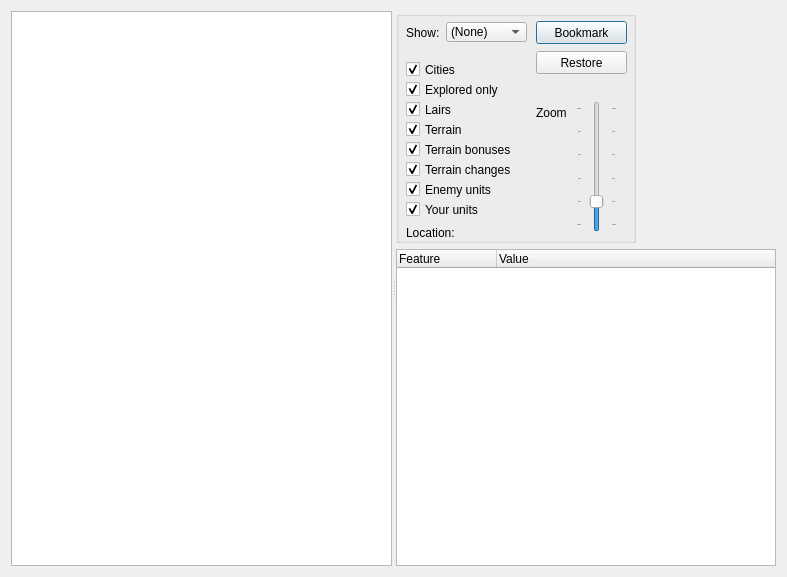
First picture: the form in QMoMDialogs/DialogBuildingTree.ui, repository jbalcomb/MoM-RTGT, before the edit.
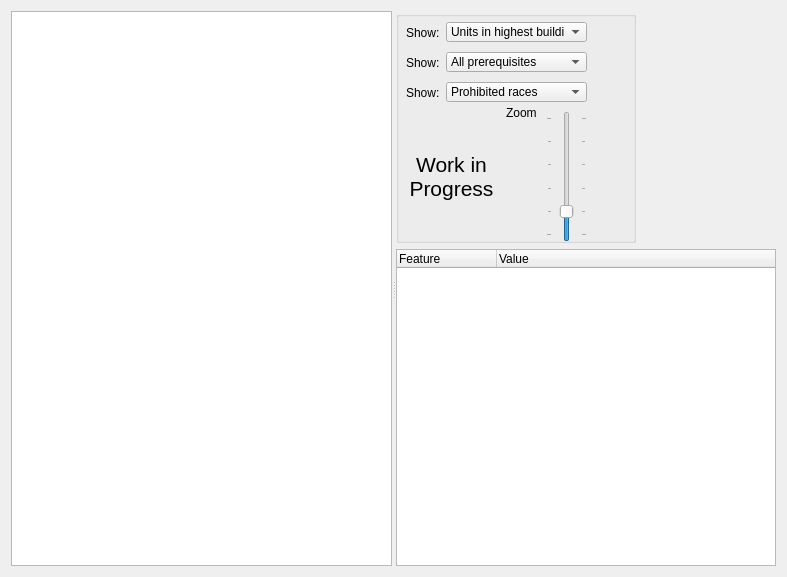
Second picture: the form after the edit. Custom widgets are drawn as their Qt base class.

```diff
--- a/QMoMDialogs/DialogBuildingTree.ui
+++ b/QMoMDialogs/DialogBuildingTree.ui
@@ -61,86 +61,6 @@
          <property name="title">
           <string/>
          </property>
-         <widget class="QCheckBox" name="checkBox_TerrainBonuses">
-          <property name="geometry">
-           <rect>
-            <x>10</x>
-            <y>130</y>
-            <width>111</width>
-            <height>17</height>
-           </rect>
-          </property>
-          <property name="text">
-           <string>Terrain bonuses</string>
-          </property>
-          <property name="checked">
-           <bool>true</bool>
-          </property>
-         </widget>
-         <widget class="QCheckBox" name="checkBox_Lairs">
-          <property name="geometry">
-           <rect>
-            <x>10</x>
-            <y>90</y>
-            <width>61</width>
-            <height>17</height>
-           </rect>
-          </property>
-          <property name="text">
-           <string>Lairs</string>
-          </property>
-          <property name="checked">
-           <bool>true</bool>
-          </property>
-         </widget>
-         <widget class="QCheckBox" name="checkBox_Terrain">
-          <property name="geometry">
-           <rect>
-            <x>10</x>
-            <y>110</y>
-            <width>70</width>
-            <height>17</height>
-           </rect>
-          </property>
-          <property name="text">
-           <string>Terrain</string>
-          </property>
-          <property name="checked">
-           <bool>true</bool>
-          </property>
-         </widget>
-         <widget class="QCheckBox" name="checkBox_EnemyUnits">
-          <property name="geometry">
-           <rect>
-            <x>10</x>
-            <y>170</y>
-            <width>91</width>
-            <height>17</height>
-           </rect>
-          </property>
-          <property name="text">
-           <string>Enemy units</string>
-          </property>
-          <property name="checked">
-           <bool>true</bool>
-          </property>
-         </widget>
-         <widget class="QCheckBox" name="checkBox_YourUnits">
-          <property name="geometry">
-           <rect>
-            <x>10</x>
-            <y>190</y>
-            <width>81</width>
-            <height>17</height>
-           </rect>
-          </property>
-          <property name="text">
-           <string>Your units</string>
-          </property>
-          <property name="checked">
-           <bool>true</bool>
-          </property>
-         </widget>
          <widget class="QLabel" name="label">
           <property name="geometry">
            <rect>
@@ -159,13 +79,18 @@
            <rect>
             <x>50</x>
             <y>11</y>
-            <width>81</width>
+            <width>141</width>
             <height>20</height>
            </rect>
           </property>
           <property name="currentIndex">
            <number>0</number>
           </property>
+          <item>
+           <property name="text">
+            <string>Units in highest building</string>
+           </property>
+          </item>
           <item>
            <property name="text">
             <string>(None)</string>
@@ -190,8 +115,8 @@
          <widget class="QSlider" name="verticalSlider_Zoom">
           <property name="geometry">
            <rect>
-            <x>180</x>
-            <y>90</y>
+            <x>150</x>
+            <y>100</y>
             <width>41</width>
             <height>131</height>
            </rect>
@@ -221,7 +146,7 @@
          <widget class="QLabel" name="label_2">
           <property name="geometry">
            <rect>
-            <x>140</x>
+            <x>110</x>
             <y>90</y>
             <width>30</width>
             <height>23</height>
@@ -231,91 +156,140 @@
            <string>Zoom:</string>
           </property>
          </widget>
-         <widget class="QCheckBox" name="checkBox_TerrainChanges">
+         <widget class="QComboBox" name="comboBox_Plane_2">
           <property name="geometry">
            <rect>
-            <x>10</x>
-            <y>150</y>
-            <width>111</width>
-            <height>17</height>
-           </rect>
-          </property>
-          <property name="text">
-           <string>Terrain changes</string>
-          </property>
-          <property name="checked">
-           <bool>true</bool>
-          </property>
-         </widget>
-         <widget class="QCheckBox" name="checkBox_Cities">
-          <property name="geometry">
-           <rect>
-            <x>10</x>
-            <y>50</y>
-            <width>70</width>
-            <height>17</height>
-           </rect>
-          </property>
-          <property name="text">
-           <string>Cities</string>
-          </property>
-          <property name="checked">
-           <bool>true</bool>
-          </property>
-         </widget>
-         <widget class="QCheckBox" name="checkBox_ExploredOnly">
-          <property name="geometry">
-           <rect>
-            <x>10</x>
-            <y>70</y>
-            <width>101</width>
-            <height>17</height>
-           </rect>
-          </property>
-          <property name="text">
-           <string>Explored only</string>
-          </property>
-          <property name="checked">
-           <bool>true</bool>
-          </property>
-         </widget>
-         <widget class="QLabel" name="label_Location">
-          <property name="geometry">
-           <rect>
-            <x>10</x>
-            <y>210</y>
+            <x>50</x>
+            <y>41</y>
             <width>141</width>
-            <height>23</height>
+            <height>20</height>
            </rect>
           </property>
-          <property name="text">
-           <string>Location:</string>
+          <property name="currentIndex">
+           <number>0</number>
           </property>
+          <item>
+           <property name="text">
+            <string>All prerequisites</string>
+           </property>
+          </item>
+          <item>
+           <property name="text">
+            <string>Only resource prerequisites</string>
+           </property>
+          </item>
+          <item>
+           <property name="text">
+            <string>No prerequisites</string>
+           </property>
+          </item>
          </widget>
-         <widget class="QPushButton" name="pushButton_SaveBookmark">
+         <widget class="QLabel" name="label_3">
           <property name="geometry">
            <rect>
-            <x>140</x>
-            <y>10</y>
-            <width>91</width>
-            <height>23</height>
-           </rect>
-          </property>
-          <property name="text">
-           <string>Bookmark</string>
-          </property>
-         </widget>
-         <widget class="QPushButton" name="pushButton_RestoreBookmark">
-          <property name="geometry">
-           <rect>
-            <x>140</x>
+            <x>10</x>
             <y>40</y>
+            <width>41</width>
+            <height>23</height>
+           </rect>
+          </property>
+          <property name="text">
+           <string>Show:</string>
+          </property>
+         </widget>
+         <widget class="QComboBox" name="comboBox_Plane_3">
+          <property name="geometry">
+           <rect>
+            <x>50</x>
+            <y>71</y>
+            <width>141</width>
+            <height>20</height>
+           </rect>
+          </property>
+          <property name="currentIndex">
+           <number>0</number>
+          </property>
+          <item>
+           <property name="text">
+            <string>Prohibited races</string>
+           </property>
+          </item>
+          <item>
+           <property name="text">
+            <string>No race data</string>
+           </property>
+          </item>
+          <item>
+           <property name="text">
+            <string>Barbarian</string>
+           </property>
+          </item>
+          <item>
+           <property name="text">
+            <string>Beastmen</string>
+           </property>
+          </item>
+          <item>
+           <property name="text">
+            <string>Dark Elf</string>
+           </property>
+          </item>
+          <item>
+           <property name="text">
+            <string>Draconian</string>
+           </property>
+          </item>
+          <item>
+           <property name="text">
+            <string>Dwarven</string>
+           </property>
+          </item>
+          <item>
+           <property name="text">
+            <string>Gnoll</string>
+           </property>
+          </item>
+          <item>
+           <property name="text">
+            <string>...</string>
+           </property>
+          </item>
+         </widget>
+         <widget class="QLabel" name="label_4">
+          <property name="geometry">
+           <rect>
+            <x>10</x>
+            <y>70</y>
+            <width>41</width>
+            <height>23</height>
+           </rect>
+          </property>
+          <property name="text">
+           <string>Show:</string>
+          </property>
+         </widget>
+         <widget class="QLabel" name="label_5">
+          <property name="geometry">
+           <rect>
+            <x>10</x>
+            <y>120</y>
             <width>91</width>
-            <height>23</height>
+            <height>91</height>
            </rect>
           </property>
+          <property name="font">
+           <font>
+            <pointsize>16</pointsize>
+           </font>
+          </property>
           <property name="text">
-           <string>Restore</string>
+           <string>Work in Progress</string>
+          </property>
+          <property name="alignment">
+           <set>Qt::AlignCenter</set>
+          </property>
+          <property name="wordWrap">
+           <bool>true</bool>
           </property>
          </widget>
         </widget>
```
Left out of the diff: 9 changed lines with no effect on the pictures.
